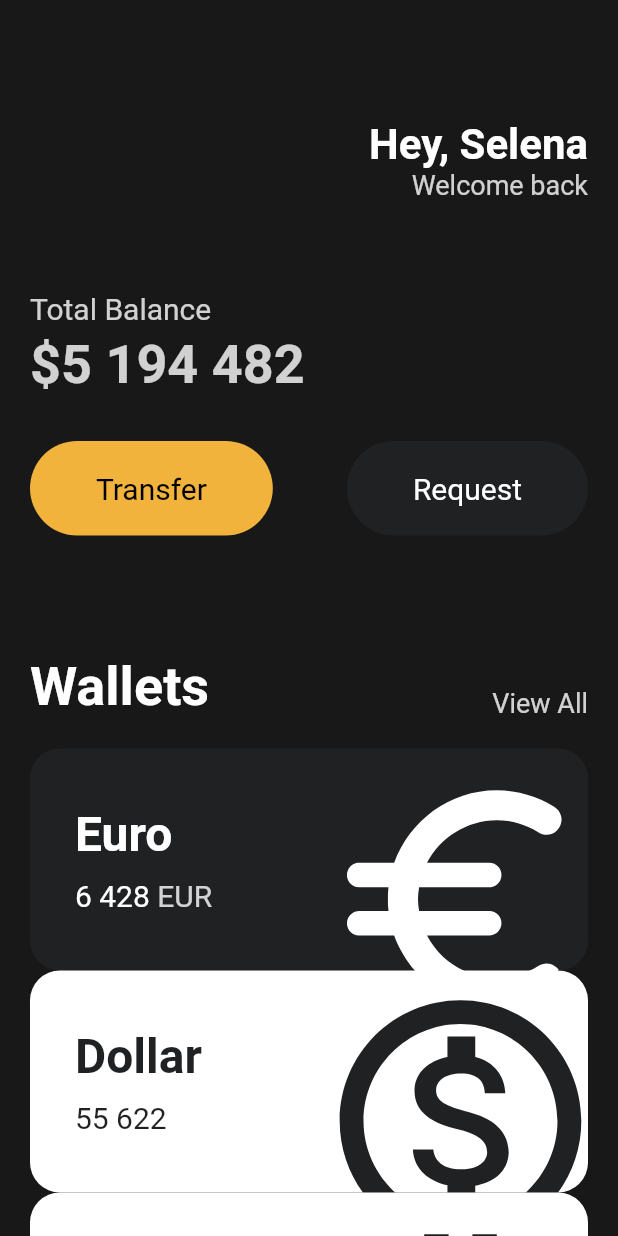
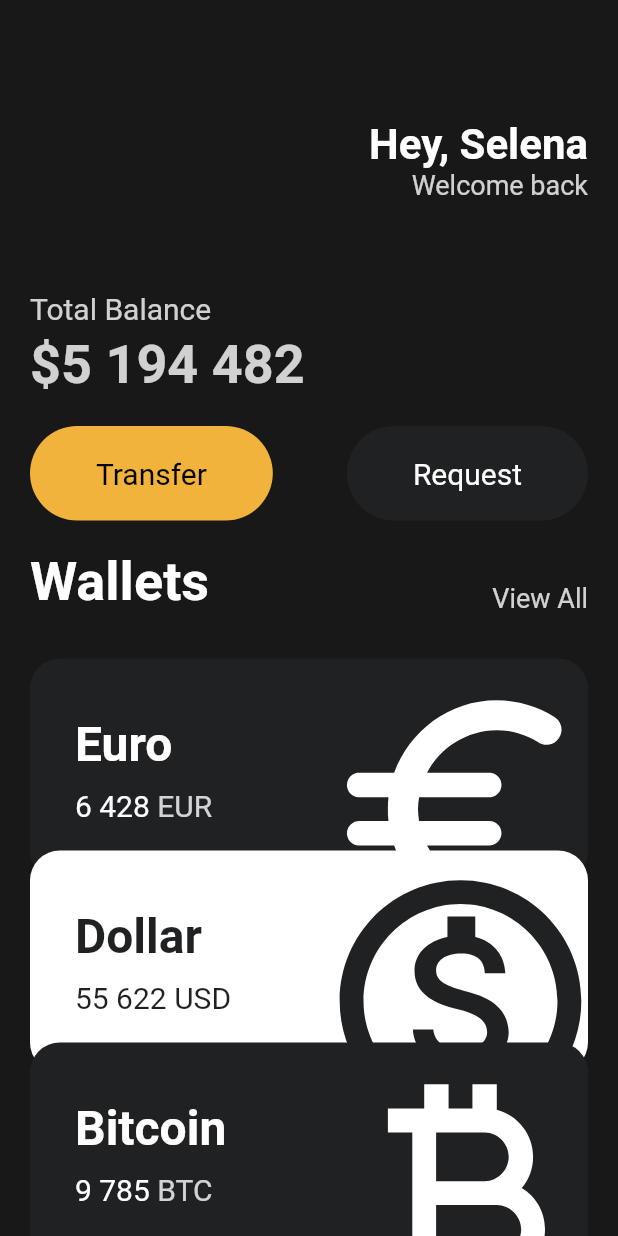
Before and after one commit to bar-d/Flutter_UI_Practice, a Flutter app: the screen it shows after launch, on a phone screen of 412 x 824 dp. Run offline on Flutter 3.47's test engine with Material 2 defaults, Android fonts, the phone set to English and light mode, and no system bars.

Commit message:
feat: currency_card Widget 추가 구현

```diff
--- a/lib/Widgets/currency_card.dart
+++ b/lib/Widgets/currency_card.dart
@@ -57,7 +57,9 @@ class CurreencyCard extends StatelessWidget {
                     Text(
                       code,
                       style: TextStyle(
-                        color: Colors.white.withOpacity(0.8),
+                        color: isInverted
+                            ? _blackColor
+                            : Colors.white.withOpacity(0.8),
                         fontSize: 20,
                       ),
                     ),
--- a/lib/main.dart
+++ b/lib/main.dart
@@ -14,7 +14,8 @@ class App extends StatelessWidget {
     return MaterialApp(
       home: Scaffold(
         backgroundColor: const Color(0xFF181818),
-        body: Padding(
+        body: SingleChildScrollView(
+          child: Padding(
             padding: const EdgeInsets.symmetric(
               horizontal: 20,
             ),
@@ -72,7 +73,7 @@ class App extends StatelessWidget {
                   ),
                 ),
                 const SizedBox(
-                height: 30,
+                  height: 20,
                 ),
                 const Row(
                   mainAxisAlignment: MainAxisAlignment.spaceBetween,
@@ -90,7 +91,7 @@ class App extends StatelessWidget {
                   ],
                 ),
                 const SizedBox(
-                height: 80,
+                  height: 20,
                 ),
                 Row(
                   crossAxisAlignment: CrossAxisAlignment.end,
@@ -114,7 +115,7 @@ class App extends StatelessWidget {
                   ],
                 ),
                 const SizedBox(
-                height: 20,
+                  height: 30,
                 ),
                 const CurreencyCard(
                   name: "Euro",
@@ -123,21 +124,28 @@ class App extends StatelessWidget {
                   icon: Icons.euro_rounded,
                   isInverted: false,
                 ),
-              const CurreencyCard(
+                Transform.translate(
+                  offset: const Offset(0, -20),
+                  child: const CurreencyCard(
                     name: "Dollar",
                     code: "USD",
                     amount: "55 622",
                     icon: Icons.monetization_on_outlined,
                     isInverted: true,
                   ),
-              const CurreencyCard(
+                ),
+                Transform.translate(
+                  offset: const Offset(0, -40),
+                  child: const CurreencyCard(
                     name: "Bitcoin",
                     code: "BTC",
                     amount: "9 785",
                     icon: Icons.currency_bitcoin,
-                isInverted: true,
+                    isInverted: false,
+                  ),
                 ),
               ],
+            ),
           ),
         ),
       ),
```
Lines whose indentation alone changed are shown as unchanged.
